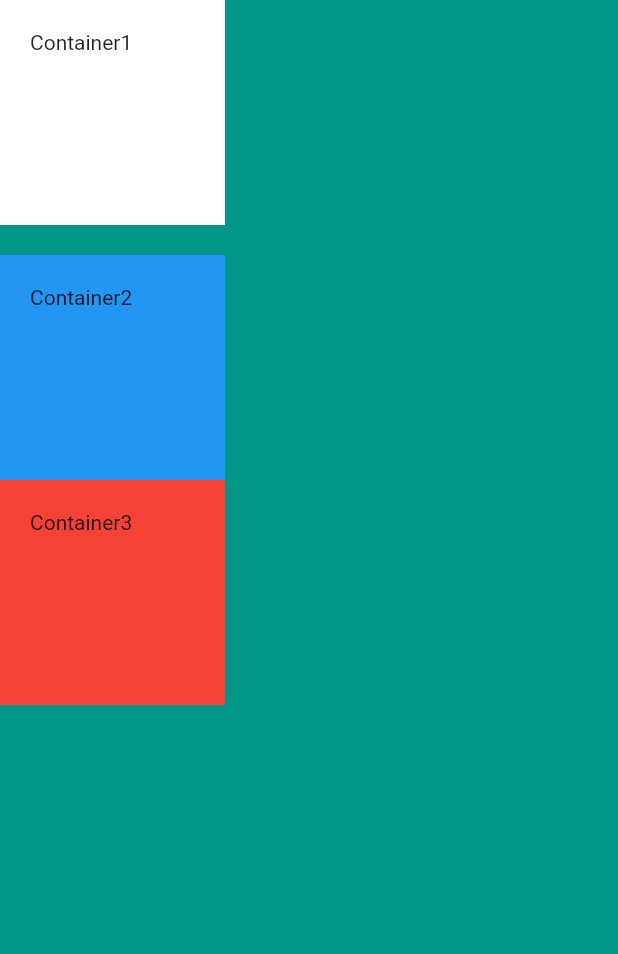
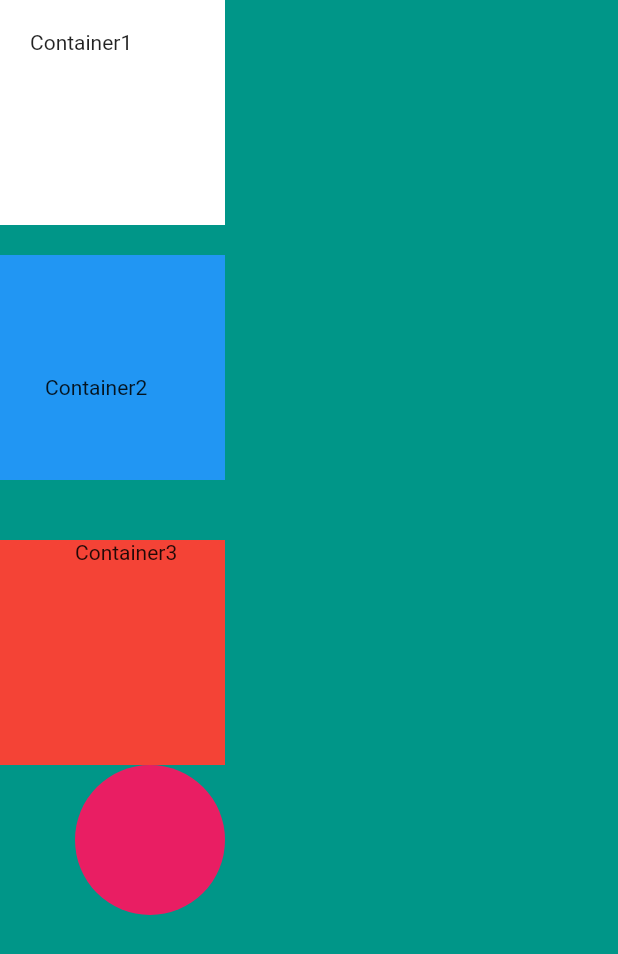
Before and after one commit to kcodek/flutter_trailers, a Flutter app: the screen it shows after launch, on a phone screen of 412 x 824 dp. Shown: the top 954 px of the screen. Run offline on Flutter 3.47's test engine with Material 2 defaults, Android fonts, the light colour scheme and no system bars.

Commit message:
StatefulWidget, containers

```diff
--- a/bootcamp/mi_card/lib/main.dart
+++ b/bootcamp/mi_card/lib/main.dart
@@ -38,19 +38,31 @@ class MyApp extends StatelessWidget {
               height: 150.0,
               // width: double.infinity,
               width: 150.0,
-            padding: EdgeInsets.all(20.0),
+              // margin: EdgeInsets.only(left: 30),
+              padding: EdgeInsets.fromLTRB(30.0, 80.0, 20.0, 10.0),
               color: Colors.blue,
               child: Text('Container2'),
+            ),
+            SizedBox(
+              height: 40.0, // spacing between the children
+              // width: 20.0, // for rows
             ),
             Container(
               height: 150.0,
               width: 150.0,
-            padding: EdgeInsets.all(20.0),
+              padding: EdgeInsets.only(left: 50),
               color: Colors.red,
               child: Text('Container3'),
             ),
+            Container(
+              child: CircleAvatar(
+                radius: 50,
+                backgroundColor: Colors.pink,
+              ),
+            ),
           ],
         )),
-    ));
+      ),
+    );
   }
 }
```
Also changed, not shown: 1 other file. Lines whose indentation alone changed are shown as unchanged.
